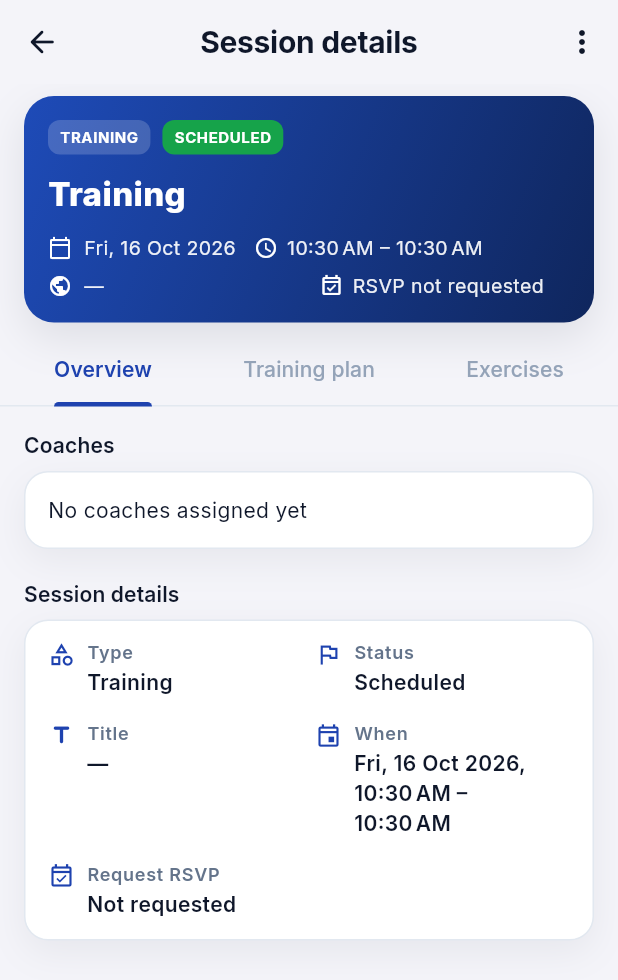
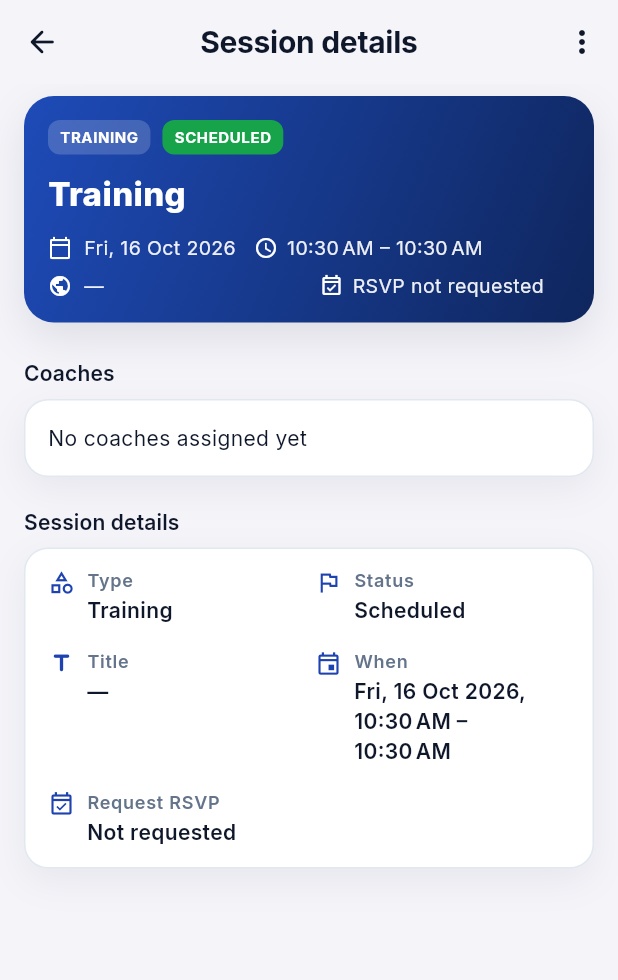
Before and after one commit to d-spirov/champhive-ui, a Flutter app: the _SessionDetailsBody screen opened directly with empty values, on a phone screen of 412 x 824 dp. Shown: the top 980 px of the screen. Run offline on Flutter 3.47's test engine with Material 3 defaults, Android fonts, the phone set to English and light mode, and no system bars; our stand-ins replace dio, file_picker, flutter_riverpod, flutter_secure_storage, go_router, google_fonts and 3 more; accounts and stored records are empty.

Commit message:
Do not show training details to the parent

```diff
--- a/lib/features/events/screens/event_details_screen.dart
+++ b/lib/features/events/screens/event_details_screen.dart
@@ -85,12 +85,26 @@ class _SessionDetailsBody extends ConsumerWidget {
   @override
   Widget build(BuildContext context, WidgetRef ref) {
     final l10n = AppLocalizations.of(context)!;
+    final user = ref.watch(authNotifierProvider).user;
+    final clubId = ref.watch(selectedClubIdProvider);
+    final isDemo = user?.id == 'demo';
+    final isStaff = isDemo || (user?.isStaff(clubId) ?? false);
     final isTesting = occurrence.type == EventType.testing;
-    return DefaultTabController(
-      length: isTesting ? 2 : 3,
-      initialIndex: isTesting && openTestSet ? 1 : 0,
-      child: Scaffold(
-        appBar: AppBar(
+    final showPlanTabs = isStaff;
+
+    void refresh() {
+      ref.invalidate(eventDetailProvider(occurrenceId));
+      if (!showPlanTabs) return;
+      final planId = occurrence.trainingPlanId;
+      if (planId != null && planId.isNotEmpty) {
+        ref.invalidate(trainingPlanDetailProvider(planId));
+      }
+      if (isTesting) {
+        ref.invalidate(testingDayProvider(occurrenceId));
+      }
+    }
+
+    final appBar = AppBar(
       centerTitle: true,
       title: Text(l10n.sessionDetails),
       leading: IconButton(
@@ -100,29 +114,46 @@ class _SessionDetailsBody extends ConsumerWidget {
       actions: [
         PopupMenuButton<String>(
           onSelected: (value) {
-                if (value == 'refresh') {
-                  ref.invalidate(eventDetailProvider(occurrenceId));
-                  final planId = occurrence.trainingPlanId;
-                  if (planId != null && planId.isNotEmpty) {
-                    ref.invalidate(trainingPlanDetailProvider(planId));
-                  }
-                  if (isTesting) {
-                    ref.invalidate(testingDayProvider(occurrenceId));
-                  }
-                }
+            if (value == 'refresh') refresh();
           },
           itemBuilder: (context) => [
             PopupMenuItem(value: 'refresh', child: Text(l10n.refresh)),
           ],
         ),
       ],
-        ),
+    );
+
+    final hero = Padding(
+      padding: const EdgeInsets.fromLTRB(16, 8, 16, 0),
+      child: _SessionHero(occurrence: occurrence),
+    );
+
+    if (!showPlanTabs) {
+      return Scaffold(
+        appBar: appBar,
         body: Column(
           children: [
-            Padding(
-              padding: const EdgeInsets.fromLTRB(16, 8, 16, 0),
-              child: _SessionHero(occurrence: occurrence),
+            hero,
+            const SizedBox(height: 8),
+            Expanded(
+              child: _OverviewTab(
+                occurrence: occurrence,
+                showStaffFields: false,
               ),
+            ),
+          ],
+        ),
+      );
+    }
+
+    return DefaultTabController(
+      length: isTesting ? 2 : 3,
+      initialIndex: isTesting && openTestSet ? 1 : 0,
+      child: Scaffold(
+        appBar: appBar,
+        body: Column(
+          children: [
+            hero,
             const SizedBox(height: 8),
             TabBar(
               tabs: [
@@ -427,14 +458,23 @@ class _HeroText extends StatelessWidget {
 }
 
 class _OverviewTab extends StatelessWidget {
-  const _OverviewTab({required this.occurrence});
+  const _OverviewTab({
+    required this.occurrence,
+    this.showStaffFields = true,
+  });
 
   final ClubEvent occurrence;
+  final bool showStaffFields;
 
   @override
   Widget build(BuildContext context) {
     final l10n = AppLocalizations.of(context)!;
-    final cells = _detailCells(context, l10n, occurrence);
+    final cells = _detailCells(
+      context,
+      l10n,
+      occurrence,
+      showStaffFields: showStaffFields,
+    );
     return ListView(
       padding: const EdgeInsets.fromLTRB(16, 16, 16, 24),
       children: [
@@ -521,8 +561,9 @@ class _OverviewTab extends StatelessWidget {
   List<_DetailCell> _detailCells(
     BuildContext context,
     AppLocalizations l10n,
-    ClubEvent event,
-  ) {
+    ClubEvent event, {
+    bool showStaffFields = true,
+  }) {
     final date = appDateFormat(
       context,
       'EEE, d MMM yyyy',
@@ -601,7 +642,8 @@ class _OverviewTab extends StatelessWidget {
         label: l10n.requestRsvp,
         value: event.rsvpRequested ? l10n.rsvpYes : l10n.rsvpNo,
       ),
-      if ((event.metricBatteryName ?? '').trim().isNotEmpty)
+      if (showStaffFields &&
+          (event.metricBatteryName ?? '').trim().isNotEmpty)
         _DetailCell(
           icon: Icons.speed_rounded,
           label: l10n.testSet,
```
Also changed, not shown: lib/features/events/screens/event_detail_screen.dart (+11 -4 lines). Lines whose indentation alone changed are shown as unchanged.
